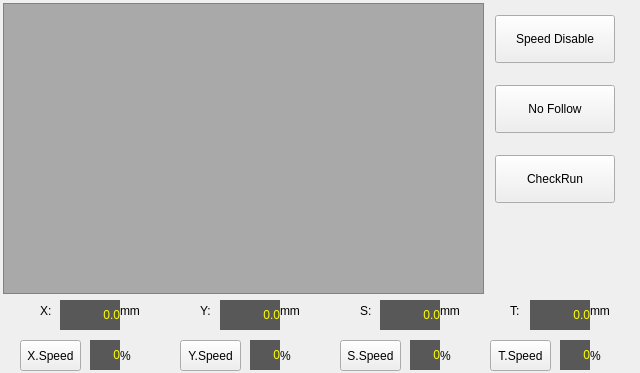
The window that hcinstruction/ichcprogrammonitorframe.ui (GaussCheng/2-5AxisPunch) describes before a commit, drawn with Qt 5.
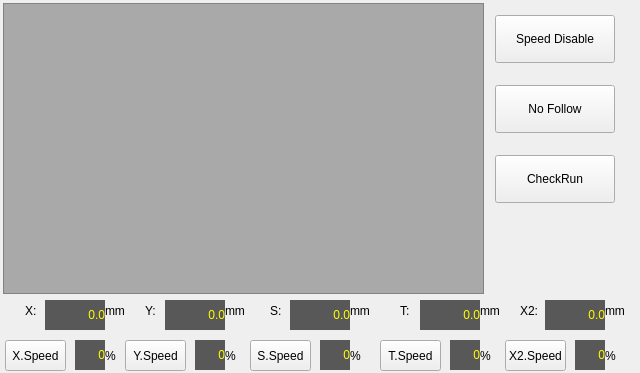
The same window after the commit. Icons and pictures are not drawn.

```diff
--- a/hcinstruction/ichcprogrammonitorframe.ui
+++ b/hcinstruction/ichcprogrammonitorframe.ui
@@ -188,7 +188,7 @@
   <widget class="QLabel" name="label_10">
    <property name="geometry">
     <rect>
-     <x>280</x>
+     <x>225</x>
      <y>300</y>
      <width>31</width>
      <height>21</height>
@@ -201,7 +201,7 @@
   <widget class="QLabel" name="label_13">
    <property name="geometry">
     <rect>
-     <x>280</x>
+     <x>225</x>
      <y>345</y>
      <width>16</width>
      <height>21</height>
@@ -214,7 +214,7 @@
   <widget class="QPushButton" name="ySpeed">
    <property name="geometry">
     <rect>
-     <x>180</x>
+     <x>125</x>
      <y>340</y>
      <width>61</width>
      <height>31</height>
@@ -236,7 +236,7 @@
   <widget class="QLabel" name="xCurrentPos">
    <property name="geometry">
     <rect>
-     <x>60</x>
+     <x>45</x>
      <y>300</y>
      <width>60</width>
      <height>30</height>
@@ -673,7 +673,7 @@
   <widget class="QLabel" name="label_7">
    <property name="geometry">
     <rect>
-     <x>40</x>
+     <x>25</x>
      <y>300</y>
      <width>16</width>
      <height>21</height>
@@ -686,7 +686,7 @@
   <widget class="QLabel" name="ySpeedLabel">
    <property name="geometry">
     <rect>
-     <x>250</x>
+     <x>195</x>
      <y>340</y>
      <width>30</width>
      <height>30</height>
@@ -1123,7 +1123,7 @@
   <widget class="QLabel" name="yCurrentPos">
    <property name="geometry">
     <rect>
-     <x>220</x>
+     <x>165</x>
      <y>300</y>
      <width>60</width>
      <height>30</height>
@@ -1560,7 +1560,7 @@
   <widget class="QLabel" name="label_12">
    <property name="geometry">
     <rect>
-     <x>120</x>
+     <x>105</x>
      <y>345</y>
      <width>16</width>
      <height>21</height>
@@ -1573,7 +1573,7 @@
   <widget class="QLabel" name="xSpeedLabel">
    <property name="geometry">
     <rect>
-     <x>90</x>
+     <x>75</x>
      <y>340</y>
      <width>30</width>
      <height>30</height>
@@ -2010,7 +2010,7 @@
   <widget class="QLabel" name="label_9">
    <property name="geometry">
     <rect>
-     <x>120</x>
+     <x>105</x>
      <y>300</y>
      <width>31</width>
      <height>21</height>
@@ -2023,7 +2023,7 @@
   <widget class="QLabel" name="label_11">
    <property name="geometry">
     <rect>
-     <x>200</x>
+     <x>145</x>
      <y>300</y>
      <width>16</width>
      <height>21</height>
@@ -2036,7 +2036,7 @@
   <widget class="QPushButton" name="xSpeed">
    <property name="geometry">
     <rect>
-     <x>20</x>
+     <x>5</x>
      <y>340</y>
      <width>61</width>
      <height>31</height>
@@ -2058,7 +2058,7 @@
   <widget class="QPushButton" name="zSpeed">
    <property name="geometry">
     <rect>
-     <x>340</x>
+     <x>250</x>
      <y>340</y>
      <width>61</width>
      <height>31</height>
@@ -2080,7 +2080,7 @@
   <widget class="QLabel" name="label_14">
    <property name="geometry">
     <rect>
-     <x>440</x>
+     <x>350</x>
      <y>345</y>
      <width>16</width>
      <height>21</height>
@@ -2093,7 +2093,7 @@
   <widget class="QLabel" name="label_15">
    <property name="geometry">
     <rect>
-     <x>360</x>
+     <x>270</x>
      <y>300</y>
      <width>16</width>
      <height>21</height>
@@ -2106,7 +2106,7 @@
   <widget class="QLabel" name="label_16">
    <property name="geometry">
     <rect>
-     <x>440</x>
+     <x>350</x>
      <y>300</y>
      <width>31</width>
      <height>21</height>
@@ -2119,7 +2119,7 @@
   <widget class="QLabel" name="zCurrentPos">
    <property name="geometry">
     <rect>
-     <x>380</x>
+     <x>290</x>
      <y>300</y>
      <width>60</width>
      <height>30</height>
@@ -2556,7 +2556,7 @@
   <widget class="QLabel" name="zSpeedLabel">
    <property name="geometry">
     <rect>
-     <x>410</x>
+     <x>320</x>
      <y>340</y>
      <width>30</width>
      <height>30</height>
@@ -2993,7 +2993,7 @@
   <widget class="QLabel" name="tSpeedLabel">
    <property name="geometry">
     <rect>
-     <x>560</x>
+     <x>450</x>
      <y>340</y>
      <width>30</width>
      <height>30</height>
@@ -3430,7 +3430,7 @@
   <widget class="QPushButton" name="tSpeed">
    <property name="geometry">
     <rect>
-     <x>490</x>
+     <x>380</x>
      <y>340</y>
      <width>61</width>
      <height>31</height>
@@ -3452,7 +3452,7 @@
   <widget class="QLabel" name="label_17">
    <property name="geometry">
     <rect>
-     <x>590</x>
+     <x>480</x>
      <y>300</y>
      <width>31</width>
      <height>21</height>
@@ -3465,7 +3465,7 @@
   <widget class="QLabel" name="label_18">
    <property name="geometry">
     <rect>
-     <x>510</x>
+     <x>400</x>
      <y>300</y>
      <width>16</width>
      <height>21</height>
@@ -3478,7 +3478,7 @@
   <widget class="QLabel" name="tCurrentPos">
    <property name="geometry">
     <rect>
-     <x>530</x>
+     <x>420</x>
      <y>300</y>
      <width>60</width>
      <height>30</height>
@@ -3915,7 +3915,7 @@
   <widget class="QLabel" name="label_19">
    <property name="geometry">
     <rect>
-     <x>590</x>
+     <x>480</x>
      <y>345</y>
      <width>16</width>
      <height>21</height>
@@ -3925,6 +3925,941 @@
     <string>%</string>
    </property>
   </widget>
+  <widget class="QLabel" name="label_20">
+   <property name="geometry">
+    <rect>
+     <x>605</x>
+     <y>345</y>
+     <width>16</width>
+     <height>21</height>
+    </rect>
+   </property>
+   <property name="text">
+    <string>%</string>
+   </property>
+  </widget>
+  <widget class="QLabel" name="x2SpeedLabel">
+   <property name="geometry">
+    <rect>
+     <x>575</x>
+     <y>340</y>
+     <width>30</width>
+     <height>30</height>
+    </rect>
+   </property>
+   <property name="palette">
+    <palette>
+     <active>
+      <colorrole role="WindowText">
+       <brush brushstyle="SolidPattern">
+        <color alpha="255">
+         <red>255</red>
+         <green>255</green>
+         <blue>0</blue>
+        </color>
+       </brush>
+      </colorrole>
+      <colorrole role="Button">
+       <brush brushstyle="SolidPattern">
+        <color alpha="255">
+         <red>89</red>
+         <green>88</green>
+         <blue>88</blue>
+        </color>
+       </brush>
+      </colorrole>
+      <colorrole role="Light">
+       <brush brushstyle="SolidPattern">
+        <color alpha="255">
+         <red>134</red>
+         <green>132</green>
+         <blue>132</blue>
+        </color>
+       </brush>
+      </colorrole>
+      <colorrole role="Midlight">
+       <brush brushstyle="SolidPattern">
+        <color alpha="255">
+         <red>111</red>
+         <green>110</green>
+         <blue>110</blue>
+        </color>
+       </brush>
+      </colorrole>
+      <colorrole role="Dark">
+       <brush brushstyle="SolidPattern">
+        <color alpha="255">
+         <red>44</red>
+         <green>44</green>
+         <blue>44</blue>
+        </color>
+       </brush>
+      </colorrole>
+      <colorrole role="Mid">
+       <brush brushstyle="SolidPattern">
+        <color alpha="255">
+         <red>59</red>
+         <green>58</green>
+         <blue>58</blue>
+        </color>
+       </brush>
+      </colorrole>
+      <colorrole role="Text">
+       <brush brushstyle="SolidPattern">
+        <color alpha="255">
+         <red>255</red>
+         <green>255</green>
+         <blue>0</blue>
+        </color>
+       </brush>
+      </colorrole>
+      <colorrole role="BrightText">
+       <brush brushstyle="SolidPattern">
+        <color alpha="255">
+         <red>255</red>
+         <green>255</green>
+         <blue>255</blue>
+        </color>
+       </brush>
+      </colorrole>
+      <colorrole role="ButtonText">
+       <brush brushstyle="SolidPattern">
+        <color alpha="255">
+         <red>255</red>
+         <green>255</green>
+         <blue>255</blue>
+        </color>
+       </brush>
+      </colorrole>
+      <colorrole role="Base">
+       <brush brushstyle="SolidPattern">
+        <color alpha="255">
+         <red>0</red>
+         <green>0</green>
+         <blue>0</blue>
+        </color>
+       </brush>
+      </colorrole>
+      <colorrole role="Window">
+       <brush brushstyle="SolidPattern">
+        <color alpha="255">
+         <red>89</red>
+         <green>88</green>
+         <blue>88</blue>
+        </color>
+       </brush>
+      </colorrole>
+      <colorrole role="Shadow">
+       <brush brushstyle="SolidPattern">
+        <color alpha="255">
+         <red>0</red>
+         <green>0</green>
+         <blue>0</blue>
+        </color>
+       </brush>
+      </colorrole>
+      <colorrole role="AlternateBase">
+       <brush brushstyle="SolidPattern">
+        <color alpha="255">
+         <red>44</red>
+         <green>44</green>
+         <blue>44</blue>
+        </color>
+       </brush>
+      </colorrole>
+      <colorrole role="ToolTipBase">
+       <brush brushstyle="SolidPattern">
+        <color alpha="255">
+         <red>255</red>
+         <green>255</green>
+         <blue>220</blue>
+        </color>
+       </brush>
+      </colorrole>
+      <colorrole role="ToolTipText">
+       <brush brushstyle="SolidPattern">
+        <color alpha="255">
+         <red>0</red>
+         <green>0</green>
+         <blue>0</blue>
+        </color>
+       </brush>
+      </colorrole>
+     </active>
+     <inactive>
+      <colorrole role="WindowText">
+       <brush brushstyle="SolidPattern">
+        <color alpha="255">
+         <red>255</red>
+         <green>255</green>
+         <blue>0</blue>
+        </color>
+       </brush>
+      </colorrole>
+      <colorrole role="Button">
+       <brush brushstyle="SolidPattern">
+        <color alpha="255">
+         <red>89</red>
+         <green>88</green>
+         <blue>88</blue>
+        </color>
+       </brush>
+      </colorrole>
+      <colorrole role="Light">
+       <brush brushstyle="SolidPattern">
+        <color alpha="255">
+         <red>134</red>
+         <green>132</green>
+         <blue>132</blue>
+        </color>
+       </brush>
+      </colorrole>
+      <colorrole role="Midlight">
+       <brush brushstyle="SolidPattern">
+        <color alpha="255">
+         <red>111</red>
+         <green>110</green>
+         <blue>110</blue>
+        </color>
+       </brush>
+      </colorrole>
+      <colorrole role="Dark">
+       <brush brushstyle="SolidPattern">
+        <color alpha="255">
+         <red>44</red>
+         <green>44</green>
+         <blue>44</blue>
+        </color>
+       </brush>
+      </colorrole>
+      <colorrole role="Mid">
+       <brush brushstyle="SolidPattern">
+        <color alpha="255">
+         <red>59</red>
+         <green>58</green>
+         <blue>58</blue>
+        </color>
+       </brush>
+      </colorrole>
+      <colorrole role="Text">
+       <brush brushstyle="SolidPattern">
+        <color alpha="255">
+         <red>255</red>
+         <green>255</green>
+         <blue>0</blue>
+        </color>
+       </brush>
+      </colorrole>
+      <colorrole role="BrightText">
+       <brush brushstyle="SolidPattern">
+        <color alpha="255">
+         <red>255</red>
+         <green>255</green>
+         <blue>255</blue>
+        </color>
+       </brush>
+      </colorrole>
+      <colorrole role="ButtonText">
+       <brush brushstyle="SolidPattern">
+        <color alpha="255">
+         <red>255</red>
+         <green>255</green>
+         <blue>255</blue>
+        </color>
+       </brush>
+      </colorrole>
+      <colorrole role="Base">
+       <brush brushstyle="SolidPattern">
+        <color alpha="255">
+         <red>0</red>
+         <green>0</green>
+         <blue>0</blue>
+        </color>
+       </brush>
+      </colorrole>
+      <colorrole role="Window">
+       <brush brushstyle="SolidPattern">
+        <color alpha="255">
+         <red>89</red>
+         <green>88</green>
+         <blue>88</blue>
+        </color>
+       </brush>
+      </colorrole>
+      <colorrole role="Shadow">
+       <brush brushstyle="SolidPattern">
+        <color alpha="255">
+         <red>0</red>
+         <green>0</green>
+         <blue>0</blue>
+        </color>
+       </brush>
+      </colorrole>
+      <colorrole role="AlternateBase">
+       <brush brushstyle="SolidPattern">
+        <color alpha="255">
+         <red>44</red>
+         <green>44</green>
+         <blue>44</blue>
+        </color>
+       </brush>
+      </colorrole>
+      <colorrole role="ToolTipBase">
+       <brush brushstyle="SolidPattern">
+        <color alpha="255">
+         <red>255</red>
+         <green>255</green>
+         <blue>220</blue>
+        </color>
+       </brush>
+      </colorrole>
+      <colorrole role="ToolTipText">
+       <brush brushstyle="SolidPattern">
+        <color alpha="255">
+         <red>0</red>
+         <green>0</green>
+         <blue>0</blue>
+        </color>
+       </brush>
+      </colorrole>
+     </inactive>
+     <disabled>
+      <colorrole role="WindowText">
+       <brush brushstyle="SolidPattern">
+        <color alpha="255">
+         <red>44</red>
+         <green>44</green>
+         <blue>44</blue>
+        </color>
+       </brush>
+      </colorrole>
+      <colorrole role="Button">
+       <brush brushstyle="SolidPattern">
+        <color alpha="255">
+         <red>89</red>
+         <green>88</green>
+         <blue>88</blue>
+        </color>
+       </brush>
+      </colorrole>
+      <colorrole role="Light">
+       <brush brushstyle="SolidPattern">
+        <color alpha="255">
+         <red>134</red>
+         <green>132</green>
+         <blue>132</blue>
+        </color>
+       </brush>
+      </colorrole>
+      <colorrole role="Midlight">
+       <brush brushstyle="SolidPattern">
+        <color alpha="255">
+         <red>111</red>
+         <green>110</green>
+         <blue>110</blue>
+        </color>
+       </brush>
+      </colorrole>
+      <colorrole role="Dark">
+       <brush brushstyle="SolidPattern">
+        <color alpha="255">
+         <red>44</red>
+         <green>44</green>
+         <blue>44</blue>
+        </color>
+       </brush>
+      </colorrole>
+      <colorrole role="Mid">
+       <brush brushstyle="SolidPattern">
+        <color alpha="255">
+         <red>59</red>
+         <green>58</green>
+         <blue>58</blue>
+        </color>
+       </brush>
+      </colorrole>
+      <colorrole role="Text">
+       <brush brushstyle="SolidPattern">
+        <color alpha="255">
+         <red>44</red>
+         <green>44</green>
+         <blue>44</blue>
+        </color>
+       </brush>
+      </colorrole>
+      <colorrole role="BrightText">
+       <brush brushstyle="SolidPattern">
+        <color alpha="255">
+         <red>255</red>
+         <green>255</green>
+         <blue>255</blue>
+        </color>
+       </brush>
+      </colorrole>
+      <colorrole role="ButtonText">
+       <brush brushstyle="SolidPattern">
+        <color alpha="255">
+         <red>44</red>
+         <green>44</green>
+         <blue>44</blue>
+        </color>
+       </brush>
+      </colorrole>
+      <colorrole role="Base">
+       <brush brushstyle="SolidPattern">
+        <color alpha="255">
+         <red>89</red>
+         <green>88</green>
+         <blue>88</blue>
+        </color>
+       </brush>
+      </colorrole>
+      <colorrole role="Window">
+       <brush brushstyle="SolidPattern">
+        <color alpha="255">
+         <red>89</red>
+         <green>88</green>
+         <blue>88</blue>
+        </color>
+       </brush>
+      </colorrole>
+      <colorrole role="Shadow">
+       <brush brushstyle="SolidPattern">
+        <color alpha="255">
+         <red>0</red>
+         <green>0</green>
+         <blue>0</blue>
+        </color>
+       </brush>
+      </colorrole>
+      <colorrole role="AlternateBase">
+       <brush brushstyle="SolidPattern">
+        <color alpha="255">
+         <red>89</red>
+         <green>88</green>
+         <blue>88</blue>
+        </color>
+       </brush>
+      </colorrole>
+      <colorrole role="ToolTipBase">
+       <brush brushstyle="SolidPattern">
+        <color alpha="255">
+         <red>255</red>
+         <green>255</green>
+         <blue>220</blue>
+        </color>
+       </brush>
+      </colorrole>
+      <colorrole role="ToolTipText">
+       <brush brushstyle="SolidPattern">
+        <color alpha="255">
+         <red>0</red>
+         <green>0</green>
+         <blue>0</blue>
+        </color>
+       </brush>
+      </colorrole>
+     </disabled>
+    </palette>
+   </property>
+   <property name="autoFillBackground">
+    <bool>true</bool>
+   </property>
+   <property name="text">
+    <string>0</string>
+   </property>
+   <property name="textFormat">
+    <enum>Qt::PlainText</enum>
+   </property>
+   <property name="alignment">
+    <set>Qt::AlignRight|Qt::AlignTrailing|Qt::AlignVCenter</set>
+   </property>
+  </widget>
+  <widget class="QLabel" name="label_21">
+   <property name="geometry">
+    <rect>
+     <x>520</x>
+     <y>300</y>
+     <width>21</width>
+     <height>21</height>
+    </rect>
+   </property>
+   <property name="text">
+    <string>X2:</string>
+   </property>
+  </widget>
+  <widget class="QPushButton" name="tSpeed_2">
+   <property name="geometry">
+    <rect>
+     <x>505</x>
+     <y>340</y>
+     <width>61</width>
+     <height>31</height>
+    </rect>
+   </property>
+   <property name="sizePolicy">
+    <sizepolicy hsizetype="Minimum" vsizetype="Preferred">
+     <horstretch>0</horstretch>
+     <verstretch>0</verstretch>
+    </sizepolicy>
+   </property>
+   <property name="text">
+    <string>X2.Speed</string>
+   </property>
+   <property name="checkable">
+    <bool>true</bool>
+   </property>
+  </widget>
+  <widget class="QLabel" name="x2CurrentPos">
+   <property name="geometry">
+    <rect>
+     <x>545</x>
+     <y>300</y>
+     <width>60</width>
+     <height>30</height>
+    </rect>
+   </property>
+   <property name="palette">
+    <palette>
+     <active>
+      <colorrole role="WindowText">
+       <brush brushstyle="SolidPattern">
+        <color alpha="255">
+         <red>255</red>
+         <green>255</green>
+         <blue>0</blue>
+        </color>
+       </brush>
+      </colorrole>
+      <colorrole role="Button">
+       <brush brushstyle="SolidPattern">
+        <color alpha="255">
+         <red>89</red>
+         <green>88</green>
+         <blue>88</blue>
+        </color>
+       </brush>
+      </colorrole>
+      <colorrole role="Light">
+       <brush brushstyle="SolidPattern">
+        <color alpha="255">
+         <red>134</red>
+         <green>132</green>
+         <blue>132</blue>
+        </color>
+       </brush>
+      </colorrole>
+      <colorrole role="Midlight">
+       <brush brushstyle="SolidPattern">
+        <color alpha="255">
+         <red>111</red>
+         <green>110</green>
+         <blue>110</blue>
+        </color>
+       </brush>
+      </colorrole>
+      <colorrole role="Dark">
+       <brush brushstyle="SolidPattern">
+        <color alpha="255">
+         <red>44</red>
+         <green>44</green>
+         <blue>44</blue>
+        </color>
+       </brush>
+      </colorrole>
+      <colorrole role="Mid">
+       <brush brushstyle="SolidPattern">
+        <color alpha="255">
+         <red>59</red>
+         <green>58</green>
+         <blue>58</blue>
+        </color>
+       </brush>
+      </colorrole>
+      <colorrole role="Text">
+       <brush brushstyle="SolidPattern">
+        <color alpha="255">
+         <red>255</red>
+         <green>255</green>
+         <blue>0</blue>
+        </color>
+       </brush>
+      </colorrole>
+      <colorrole role="BrightText">
+       <brush brushstyle="SolidPattern">
+        <color alpha="255">
+         <red>255</red>
+         <green>255</green>
+         <blue>255</blue>
+        </color>
+       </brush>
+      </colorrole>
+      <colorrole role="ButtonText">
+       <brush brushstyle="SolidPattern">
+        <color alpha="255">
+         <red>255</red>
+         <green>255</green>
+         <blue>255</blue>
+        </color>
+       </brush>
+      </colorrole>
+      <colorrole role="Base">
+       <brush brushstyle="SolidPattern">
+        <color alpha="255">
+         <red>0</red>
+         <green>0</green>
+         <blue>0</blue>
+        </color>
+       </brush>
+      </colorrole>
+      <colorrole role="Window">
+       <brush brushstyle="SolidPattern">
+        <color alpha="255">
+         <red>89</red>
+         <green>88</green>
+         <blue>88</blue>
+        </color>
+       </brush>
+      </colorrole>
+      <colorrole role="Shadow">
+       <brush brushstyle="SolidPattern">
+        <color alpha="255">
+         <red>0</red>
+         <green>0</green>
+         <blue>0</blue>
+        </color>
+       </brush>
+      </colorrole>
+      <colorrole role="AlternateBase">
+       <brush brushstyle="SolidPattern">
+        <color alpha="255">
+         <red>44</red>
+         <green>44</green>
+         <blue>44</blue>
+        </color>
+       </brush>
+      </colorrole>
+      <colorrole role="ToolTipBase">
+       <brush brushstyle="SolidPattern">
+        <color alpha="255">
+         <red>255</red>
+         <green>255</green>
+         <blue>220</blue>
+        </color>
+       </brush>
+      </colorrole>
+      <colorrole role="ToolTipText">
+       <brush brushstyle="SolidPattern">
+        <color alpha="255">
+         <red>0</red>
+         <green>0</green>
+         <blue>0</blue>
+        </color>
+       </brush>
+      </colorrole>
+     </active>
+     <inactive>
+      <colorrole role="WindowText">
+       <brush brushstyle="SolidPattern">
+        <color alpha="255">
+         <red>255</red>
+         <green>255</green>
+         <blue>0</blue>
+        </color>
+       </brush>
+      </colorrole>
+      <colorrole role="Button">
+       <brush brushstyle="SolidPattern">
+        <color alpha="255">
+         <red>89</red>
+         <green>88</green>
+         <blue>88</blue>
+        </color>
+       </brush>
+      </colorrole>
+      <colorrole role="Light">
+       <brush brushstyle="SolidPattern">
+        <color alpha="255">
+         <red>134</red>
+         <green>132</green>
+         <blue>132</blue>
+        </color>
+       </brush>
+      </colorrole>
+      <colorrole role="Midlight">
+       <brush brushstyle="SolidPattern">
+        <color alpha="255">
+         <red>111</red>
+         <green>110</green>
+         <blue>110</blue>
+        </color>
+       </brush>
+      </colorrole>
+      <colorrole role="Dark">
+       <brush brushstyle="SolidPattern">
+        <color alpha="255">
+         <red>44</red>
+         <green>44</green>
+         <blue>44</blue>
+        </color>
+       </brush>
+      </colorrole>
+      <colorrole role="Mid">
+       <brush brushstyle="SolidPattern">
+        <color alpha="255">
+         <red>59</red>
+         <green>58</green>
+         <blue>58</blue>
+        </color>
+       </brush>
+      </colorrole>
+      <colorrole role="Text">
+       <brush brushstyle="SolidPattern">
+        <color alpha="255">
+         <red>255</red>
+         <green>255</green>
+         <blue>0</blue>
+        </color>
+       </brush>
+      </colorrole>
+      <colorrole role="BrightText">
+       <brush brushstyle="SolidPattern">
+        <color alpha="255">
+         <red>255</red>
+         <green>255</green>
+         <blue>255</blue>
+        </color>
+       </brush>
+      </colorrole>
+      <colorrole role="ButtonText">
+       <brush brushstyle="SolidPattern">
+        <color alpha="255">
+         <red>255</red>
+         <green>255</green>
+         <blue>255</blue>
+        </color>
+       </brush>
+      </colorrole>
+      <colorrole role="Base">
+       <brush brushstyle="SolidPattern">
+        <color alpha="255">
+         <red>0</red>
+         <green>0</green>
+         <blue>0</blue>
+        </color>
+       </brush>
+      </colorrole>
+      <colorrole role="Window">
+       <brush brushstyle="SolidPattern">
+        <color alpha="255">
+         <red>89</red>
+         <green>88</green>
+         <blue>88</blue>
+        </color>
+       </brush>
+      </colorrole>
+      <colorrole role="Shadow">
+       <brush brushstyle="SolidPattern">
+        <color alpha="255">
+         <red>0</red>
+         <green>0</green>
+         <blue>0</blue>
+        </color>
+       </brush>
+      </colorrole>
+      <colorrole role="AlternateBase">
+       <brush brushstyle="SolidPattern">
+        <color alpha="255">
+         <red>44</red>
+         <green>44</green>
+         <blue>44</blue>
+        </color>
+       </brush>
+      </colorrole>
+      <colorrole role="ToolTipBase">
+       <brush brushstyle="SolidPattern">
+        <color alpha="255">
+         <red>255</red>
+         <green>255</green>
+         <blue>220</blue>
+        </color>
+       </brush>
+      </colorrole>
+      <colorrole role="ToolTipText">
+       <brush brushstyle="SolidPattern">
+        <color alpha="255">
+         <red>0</red>
+         <green>0</green>
+         <blue>0</blue>
+        </color>
+       </brush>
+      </colorrole>
+     </inactive>
+     <disabled>
+      <colorrole role="WindowText">
+       <brush brushstyle="SolidPattern">
+        <color alpha="255">
+         <red>44</red>
+         <green>44</green>
+         <blue>44</blue>
+        </color>
+       </brush>
+      </colorrole>
+      <colorrole role="Button">
+       <brush brushstyle="SolidPattern">
+        <color alpha="255">
+         <red>89</red>
+         <green>88</green>
+         <blue>88</blue>
+        </color>
+       </brush>
+      </colorrole>
+      <colorrole role="Light">
+       <brush brushstyle="SolidPattern">
+        <color alpha="255">
+         <red>134</red>
+         <green>132</green>
+         <blue>132</blue>
+        </color>
+       </brush>
+      </colorrole>
+      <colorrole role="Midlight">
+       <brush brushstyle="SolidPattern">
+        <color alpha="255">
+         <red>111</red>
+         <green>110</green>
+         <blue>110</blue>
+        </color>
+       </brush>
+      </colorrole>
+      <colorrole role="Dark">
+       <brush brushstyle="SolidPattern">
+        <color alpha="255">
+         <red>44</red>
+         <green>44</green>
+         <blue>44</blue>
+        </color>
+       </brush>
+      </colorrole>
+      <colorrole role="Mid">
+       <brush brushstyle="SolidPattern">
+        <color alpha="255">
+         <red>59</red>
+         <green>58</green>
+         <blue>58</blue>
+        </color>
+       </brush>
+      </colorrole>
+      <colorrole role="Text">
+       <brush brushstyle="SolidPattern">
+        <color alpha="255">
+         <red>44</red>
+         <green>44</green>
+         <blue>44</blue>
+        </color>
+       </brush>
+      </colorrole>
+      <colorrole role="BrightText">
+       <brush brushstyle="SolidPattern">
+        <color alpha="255">
+         <red>255</red>
+         <green>255</green>
+         <blue>255</blue>
+        </color>
+       </brush>
+      </colorrole>
+      <colorrole role="ButtonText">
+       <brush brushstyle="SolidPattern">
+        <color alpha="255">
+         <red>44</red>
+         <green>44</green>
+         <blue>44</blue>
+        </color>
+       </brush>
+      </colorrole>
+      <colorrole role="Base">
+       <brush brushstyle="SolidPattern">
+        <color alpha="255">
+         <red>89</red>
+         <green>88</green>
+         <blue>88</blue>
+        </color>
+       </brush>
+      </colorrole>
+      <colorrole role="Window">
+       <brush brushstyle="SolidPattern">
+        <color alpha="255">
+         <red>89</red>
+         <green>88</green>
+         <blue>88</blue>
+        </color>
+       </brush>
+      </colorrole>
+      <colorrole role="Shadow">
+       <brush brushstyle="SolidPattern">
+        <color alpha="255">
+         <red>0</red>
+         <green>0</green>
+         <blue>0</blue>
+        </color>
+       </brush>
+      </colorrole>
+      <colorrole role="AlternateBase">
+       <brush brushstyle="SolidPattern">
+        <color alpha="255">
+         <red>89</red>
+         <green>88</green>
+         <blue>88</blue>
+        </color>
+       </brush>
+      </colorrole>
+      <colorrole role="ToolTipBase">
+       <brush brushstyle="SolidPattern">
+        <color alpha="255">
+         <red>255</red>
+         <green>255</green>
+         <blue>220</blue>
+        </color>
+       </brush>
+      </colorrole>
+      <colorrole role="ToolTipText">
+       <brush brushstyle="SolidPattern">
+        <color alpha="255">
+         <red>0</red>
+         <green>0</green>
+         <blue>0</blue>
+        </color>
+       </brush>
+      </colorrole>
+     </disabled>
+    </palette>
+   </property>
+   <property name="autoFillBackground">
+    <bool>true</bool>
+   </property>
+   <property name="text">
+    <string>0.0</string>
+   </property>
+   <property name="textFormat">
+    <enum>Qt::PlainText</enum>
+   </property>
+   <property name="alignment">
+    <set>Qt::AlignRight|Qt::AlignTrailing|Qt::AlignVCenter</set>
+   </property>
+  </widget>
+  <widget class="QLabel" name="label_22">
+   <property name="geometry">
+    <rect>
+     <x>605</x>
+     <y>300</y>
+     <width>31</width>
+     <height>21</height>
+    </rect>
+   </property>
+   <property name="text">
+    <string>mm</string>
+   </property>
+  </widget>
  </widget>
  <resources>
   <include location="../resource.qrc"/>
```
